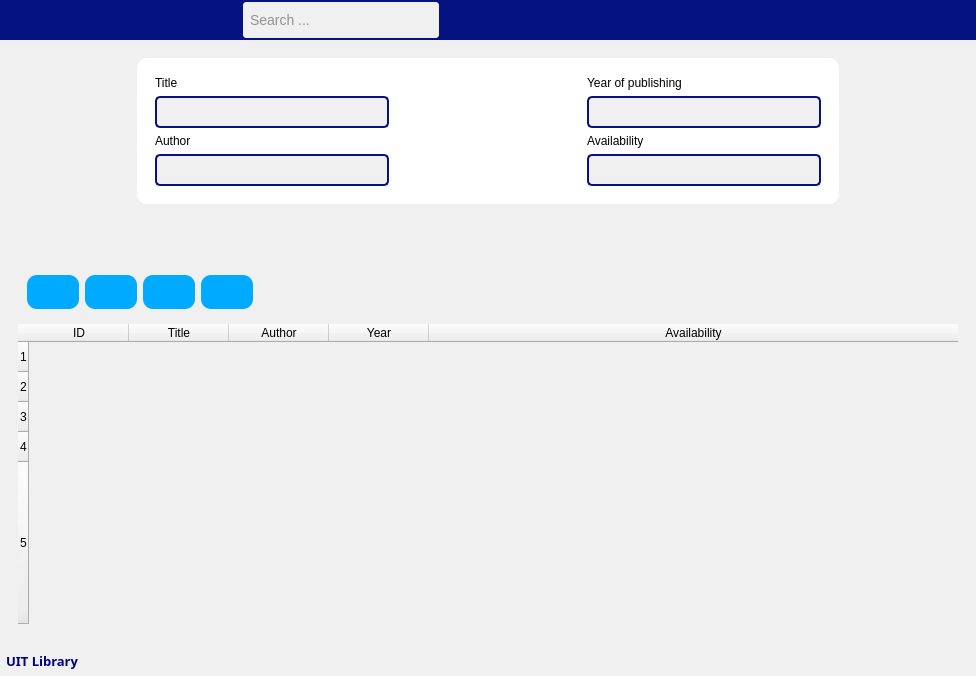
Old version of the form views/dashbord5.ui in the repository wiwita7/bibliothequeISI.
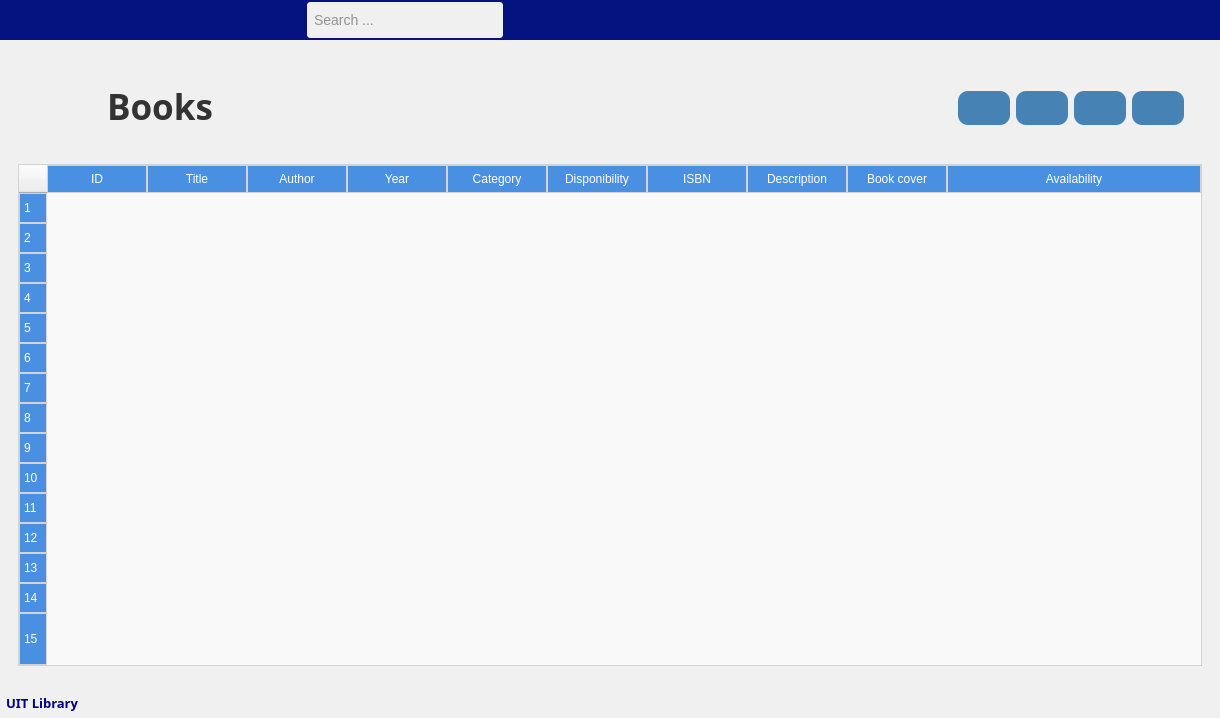
New version of the form. Icons and pictures are not drawn.

Commit message: adding book page impliment

What changed in the file:
```diff
--- a/views/dashbord5.ui
+++ b/views/dashbord5.ui
@@ -6,8 +6,8 @@
    <rect>
     <x>0</x>
     <y>0</y>
-    <width>976</width>
-    <height>676</height>
+    <width>1220</width>
+    <height>718</height>
    </rect>
   </property>
   <property name="windowTitle">
@@ -895,183 +895,79 @@
             <widget class="QWidget" name="home_page"/>
             <widget class="QWidget" name="book_page">
              <layout class="QVBoxLayout" name="verticalLayout_9">
-              <item alignment="Qt::AlignHCenter|Qt::AlignVCenter">
-               <widget class="QFrame" name="frame_12">
-                <property name="sizePolicy">
-                 <sizepolicy hsizetype="Expanding" vsizetype="Expanding">
-                  <horstretch>0</horstretch>
-                  <verstretch>0</verstretch>
-                 </sizepolicy>
-                </property>
-                <property name="maximumSize">
+              <item>
+               <widget class="QFrame" name="frame_11">
+                <property name="minimumSize">
                  <size>
-                  <width>800</width>
-                  <height>16777215</height>
+                  <width>0</width>
+                  <height>100</height>
                  </size>
                 </property>
-                <property name="styleSheet">
-                 <string notr="true">border-radius:10px;
-background-color: rgb(255, 255, 255);</string>
-                </property>
                 <property name="frameShape">
                  <enum>QFrame::StyledPanel</enum>
                 </property>
                 <property name="frameShadow">
                  <enum>QFrame::Raised</enum>
                 </property>
-                <layout class="QHBoxLayout" name="horizontalLayout_12">
-                 <property name="spacing">
-                  <number>60</number>
-                 </property>
-                 <item alignment="Qt::AlignLeft">
+                <layout class="QHBoxLayout" name="horizontalLayout_13">
+                 <item>
                   <widget class="QFrame" name="frame_13">
-                   <property name="minimumSize">
-                    <size>
-                     <width>252</width>
-                     <height>0</height>
-                    </size>
-                   </property>
-                   <property name="styleSheet">
-                    <string notr="true">    QLineEdit {
-        background-color: #f0f0f0; /* Light grey background */
-        border: 2px solid rgb(5, 19, 128); /* Your specified color for the border */
-        border-radius: 5px; /* Rounded corners */
-        padding: 5px; /* Padding inside the text field */
-        color: #333333; /* Dark grey text color */
-        font-size: 14px; /* Font size */
-    }
-
-    QLineEdit:focus {
-        border: 2px solid rgb(0, 102, 204); /* Complementary blue color for the border when focused */
-        background-color: #ffffff; /* White background when focused */
-	       box-shadow: 2px 2px 10px rgba(0, 102, 204, 0.5); /* Stronger shadow when focused */
-
-    }
-</string>
-                   </property>
                    <property name="frameShape">
                     <enum>QFrame::StyledPanel</enum>
                    </property>
                    <property name="frameShadow">
                     <enum>QFrame::Raised</enum>
                    </property>
-                   <layout class="QVBoxLayout" name="verticalLayout_18">
-                    <item>
-                     <widget class="QLabel" name="title_lqbel">
+                   <widget class="QLabel" name="label_27">
+                    <property name="geometry">
+                     <rect>
+                      <x>11</x>
+                      <y>20</y>
+                      <width>50</width>
+                      <height>50</height>
+                     </rect>
+                    </property>
+                    <property name="sizePolicy">
+                     <sizepolicy hsizetype="Preferred" vsizetype="Preferred">
+                      <horstretch>20</horstretch>
+                      <verstretch>0</verstretch>
+                     </sizepolicy>
+                    </property>
                       <property name="text">
-                       <string>Title</string>
-                      </property>
-                     </widget>
-                    </item>
-                    <item>
-                     <widget class="QLineEdit" name="Title_lineEdit"/>
-                    </item>
-                    <item>
-                     <widget class="QLabel" name="author_label">
+                     <string/>
+                    </property>
+                    <property name="pixmap">
+                     <pixmap resource="../ressources/icons/icon.qrc">:/icons/books-dark.png</pixmap>
+                    </property>
+                   </widget>
+                   <widget class="QLabel" name="label_26">
+                    <property name="geometry">
+                     <rect>
+                      <x>80</x>
+                      <y>10</y>
+                      <width>131</width>
+                      <height>59</height>
+                     </rect>
+                    </property>
+                    <property name="font">
+                     <font>
+                      <family>Noto Sans</family>
+                      <pointsize>26</pointsize>
+                      <weight>75</weight>
+                      <bold>true</bold>
+                     </font>
+                    </property>
+                    <property name="styleSheet">
+                     <string notr="true">color:#333</string>
+                    </property>
                       <property name="text">
-                       <string>Author</string>
-                      </property>
-                     </widget>
-                    </item>
-                    <item>
-                     <widget class="QLineEdit" name="Author_lineEdit"/>
-                    </item>
-                   </layout>
+                     <string>Books</string>
+                    </property>
+                   </widget>
                   </widget>
                  </item>
-                 <item>
-                  <spacer name="horizontalSpacer_2">
-                   <property name="orientation">
-                    <enum>Qt::Horizontal</enum>
-                   </property>
-                   <property name="sizeHint" stdset="0">
-                    <size>
-                     <width>120</width>
-                     <height>20</height>
-                    </size>
-                   </property>
-                  </spacer>
-                 </item>
                  <item alignment="Qt::AlignRight">
-                  <widget class="QFrame" name="frame_14">
-                   <property name="minimumSize">
-                    <size>
-                     <width>252</width>
-                     <height>0</height>
-                    </size>
-                   </property>
-                   <property name="styleSheet">
-                    <string notr="true">    QLineEdit {
-        background-color: #f0f0f0; /* Light grey background */
-        border: 2px solid rgb(5, 19, 128); /* Your specified color for the border */
-        border-radius: 5px; /* Rounded corners */
-        padding: 5px; /* Padding inside the text field */
-        color: #333333; /* Dark grey text color */
-        font-size: 14px; /* Font size */
-    }
-
-    QLineEdit:focus {
-        border: 2px solid rgb(0, 102, 204); /* Complementary blue color for the border when focused */
-        background-color: #ffffff; /* White background when focused */
-	       box-shadow: 2px 2px 10px rgba(0, 102, 204, 0.5); /* Stronger shadow when focused */
-
-    }
-</string>
-                   </property>
-                   <property name="frameShape">
-                    <enum>QFrame::StyledPanel</enum>
-                   </property>
-                   <property name="frameShadow">
-                    <enum>QFrame::Raised</enum>
-                   </property>
-                   <layout class="QVBoxLayout" name="verticalLayout_19">
-                    <item>
-                     <widget class="QLabel" name="year_pub_label">
-                      <property name="text">
-                       <string>Year of publishing</string>
-                      </property>
-                     </widget>
-                    </item>
-                    <item>
-                     <widget class="QLineEdit" name="YOP_lineEdit">
-                      <property name="styleSheet">
-                       <string notr="true">    QLineEdit {
-        background-color: #f0f0f0; /* Light grey background */
-        border: 2px solid rgb(5, 19, 128); /* Your specified color for the border */
-        border-radius: 5px; /* Rounded corners */
-        padding: 5px; /* Padding inside the text field */
-        color: #333333; /* Dark grey text color */
-        font-size: 14px; /* Font size */
-    }
-
-    QLineEdit:focus {
-        border: 2px solid rgb(0, 102, 204); /* Complementary blue color for the border when focused */
-        background-color: #ffffff; /* White background when focused */
-	       box-shadow: 2px 2px 10px rgba(0, 102, 204, 0.5); /* Stronger shadow when focused */
-
-    }
-</string>
-                      </property>
-                     </widget>
-                    </item>
-                    <item>
-                     <widget class="QLabel" name="availability_label">
-                      <property name="text">
-                       <string>Availability</string>
-                      </property>
-                     </widget>
-                    </item>
-                    <item>
-                     <widget class="QLineEdit" name="Avai_lineEdit"/>
-                    </item>
-                   </layout>
-                  </widget>
-                 </item>
-                </layout>
-               </widget>
-              </item>
-              <item alignment="Qt::AlignLeft|Qt::AlignBottom">
-               <widget class="QFrame" name="frame_11">
+                  <widget class="QFrame" name="frame_12">
                 <property name="minimumSize">
                  <size>
                   <width>60</width>
@@ -1086,7 +982,7 @@
                 </property>
                 <property name="styleSheet">
                  <string notr="true">QPushButton{
-	background-color: rgb(0, 170, 255);
+	background-color: rgb(70,130,180);
 border-radius:10px;
 
 }
@@ -1106,21 +1002,14 @@
                 <property name="frameShadow">
                  <enum>QFrame::Raised</enum>
                 </property>
-                <layout class="QHBoxLayout" name="horizontalLayout_11">
+                   <layout class="QHBoxLayout" name="horizontalLayout_12">
                  <item>
-                  <widget class="QPushButton" name="add_book_btn">
+                     <widget class="QPushButton" name="add_book_btn_2">
+                      <property name="cursor">
+                       <cursorShape>PointingHandCursor</cursorShape>
+                      </property>
                    <property name="styleSheet">
-                    <string notr="true">QPushButton{
-	background-color: rgb(0, 170, 255);
-}
-QPushButton:hover {
-	background-color: rgb(0, 0, 166);
-	color: rgb(255, 255, 255);
-}
-
-QPushButton:pressed {
-	background-color:rgb(0, 0, 176);
-}</string>
+                       <string notr="true"/>
                    </property>
                    <property name="text">
                     <string/>
@@ -1132,7 +1021,10 @@
                   </widget>
                  </item>
                  <item>
-                  <widget class="QPushButton" name="modify_book_btn">
+                     <widget class="QPushButton" name="modify_book_btn_2">
+                      <property name="cursor">
+                       <cursorShape>PointingHandCursor</cursorShape>
+                      </property>
                    <property name="text">
                     <string/>
                    </property>
@@ -1143,7 +1035,10 @@
                   </widget>
                  </item>
                  <item>
-                  <widget class="QPushButton" name="delete_book_btn">
+                     <widget class="QPushButton" name="delete_book_btn_2">
+                      <property name="cursor">
+                       <cursorShape>PointingHandCursor</cursorShape>
+                      </property>
                    <property name="text">
                     <string/>
                    </property>
@@ -1154,7 +1049,10 @@
                   </widget>
                  </item>
                  <item>
-                  <widget class="QPushButton" name="print_btn">
+                     <widget class="QPushButton" name="print_btn_2">
+                      <property name="cursor">
+                       <cursorShape>PointingHandCursor</cursorShape>
+                      </property>
                    <property name="text">
                     <string/>
                    </property>
@@ -1167,7 +1065,10 @@
                 </layout>
                </widget>
               </item>
-              <item alignment="Qt::AlignVCenter">
+                </layout>
+               </widget>
+              </item>
+              <item>
                <widget class="QTableWidget" name="tableWidget_books">
                 <property name="sizePolicy">
                  <sizepolicy hsizetype="Expanding" vsizetype="Expanding">
@@ -1181,14 +1082,46 @@
                   <height>300</height>
                  </size>
                 </property>
+                <property name="styleSheet">
+                 <string notr="true">QTableView {
+    border: 1px solid #d3d3d3;
+    gridline-color: #d3d3d3;
+    background-color: #f9f9f9;
+    alternate-background-color: #e9e9e9;
+    selection-background-color: #a0c4ff;
+    selection-color: #ffffff;
+}
+
+QHeaderView::section {
+    background-color: #4a90e2;
+    color: white;
+    padding: 4px;
+    border: 1px solid #d3d3d3;
+}
+
+QTableView::item {
+    padding: 5px;
+    border: none;
+}
+
+QTableView::item:selected {
+    background-color: #a0c4ff;
+    color: #ffffff;
+}
+
+QTableView::item:hover {
+    background-color: #d3eaff;
+    color: #000000;
+}</string>
+                </property>
                 <property name="gridStyle">
                  <enum>Qt::NoPen</enum>
                 </property>
                 <property name="rowCount">
-                 <number>5</number>
+                 <number>15</number>
                 </property>
                 <property name="columnCount">
-                 <number>5</number>
+                 <number>10</number>
                 </property>
                 <attribute name="horizontalHeaderStretchLastSection">
                  <bool>true</bool>
@@ -1201,6 +1134,16 @@
                 <row/>
                 <row/>
                 <row/>
+                <row/>
+                <row/>
+                <row/>
+                <row/>
+                <row/>
+                <row/>
+                <row/>
+                <row/>
+                <row/>
+                <row/>
                 <column>
                  <property name="text">
                   <string>ID</string>
@@ -1221,6 +1164,31 @@
                   <string>Year</string>
                  </property>
                 </column>
+                <column>
+                 <property name="text">
+                  <string>Category</string>
+                 </property>
+                </column>
+                <column>
+                 <property name="text">
+                  <string>Disponibility</string>
+                 </property>
+                </column>
+                <column>
+                 <property name="text">
+                  <string>ISBN</string>
+                 </property>
+                </column>
+                <column>
+                 <property name="text">
+                  <string>Description</string>
+                 </property>
+                </column>
+                <column>
+                 <property name="text">
+                  <string>Book cover</string>
+                 </property>
+                </column>
                 <column>
                  <property name="text">
                   <string>Availability</string>
```
Left out of the diff: 14 changed lines with no effect on the pictures. Lines whose indentation alone changed are shown as unchanged. The commit also changes 28 other files.
